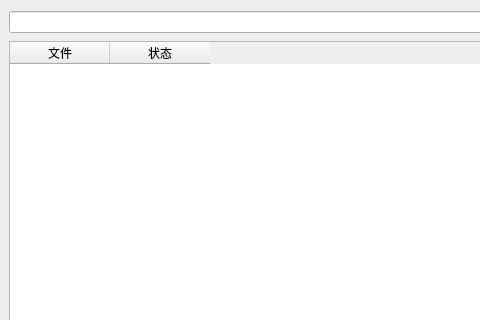
Before: the Qt Designer form py/watermark/watermark_ui.ui in dayepao/backup, drawn with Qt 5; both pictures show x 0 to 480 and y 0 to 320 of the 598 by 421 pixel window.
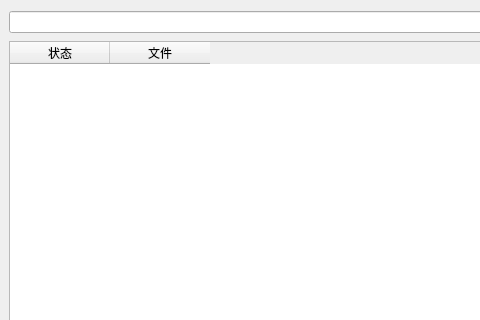
After: the same form once the commit is applied.

Patch:
```diff
--- a/py/watermark/watermark_ui.ui
+++ b/py/watermark/watermark_ui.ui
@@ -54,12 +54,12 @@
       </attribute>
       <column>
        <property name="text">
-        <string>文件</string>
+        <string>状态</string>
        </property>
       </column>
       <column>
        <property name="text">
-        <string>状态</string>
+        <string>文件</string>
        </property>
       </column>
      </widget>
```
